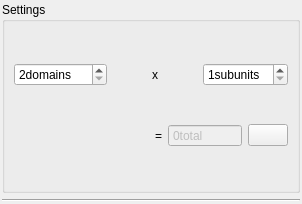
The window that config/domains/panel.ui (NATuG3/NATuG3) describes before a commit, drawn with Qt 5.
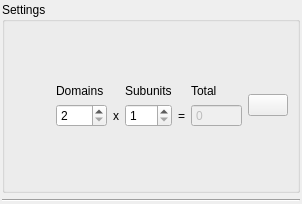
The same window after the commit.

Commit message: Reformatted domains config .ui

Patch:
```diff
--- a/config/domains/panel.ui
+++ b/config/domains/panel.ui
@@ -32,32 +32,48 @@
                         <string>Settings</string>
                     </property>
                     <layout class="QGridLayout" name="settings_area">
-                        <item row="2" column="6">
-                            <layout class="QHBoxLayout" name="horizontalLayout_2">
-                                <item>
-                                    <spacer name="horizontalSpacer">
-                                        <property name="orientation">
-                                            <enum>Qt::Horizontal</enum>
-                                        </property>
-                                        <property name="sizeHint" stdset="0">
-                                            <size>
-                                                <width>40</width>
-                                                <height>20</height>
-                                            </size>
-                                        </property>
-                                    </spacer>
-                                </item>
-                                <item>
-                                    <widget class="QLabel" name="equals">
+      <item row="1" column="6">
+       <layout class="QGridLayout" name="gridLayout">
+        <item row="1" column="1">
+         <widget class="QLabel" name="times">
                                         <property name="text">
-                                            <string>=</string>
+           <string>x</string>
                                         </property>
                                         <property name="alignment">
                                             <set>Qt::AlignCenter</set>
                                         </property>
                                     </widget>
                                 </item>
-                                <item>
+        <item row="1" column="2">
+         <widget class="QSpinBox" name="symmetry">
+          <property name="statusTip">
+           <string>Number of subunits (type of symmetry)</string>
+          </property>
+          <property name="suffix">
+           <string/>
+          </property>
+          <property name="minimum">
+           <number>1</number>
+          </property>
+         </widget>
+        </item>
+        <item row="1" column="0">
+         <widget class="QSpinBox" name="subunit_count">
+          <property name="statusTip">
+           <string>Number of domains per subunit</string>
+          </property>
+          <property name="suffix">
+           <string> </string>
+          </property>
+          <property name="minimum">
+           <number>2</number>
+          </property>
+          <property name="maximum">
+           <number>999</number>
+          </property>
+         </widget>
+        </item>
+        <item row="1" column="4">
                                     <widget class="QSpinBox" name="total_count">
                                         <property name="enabled">
                                             <bool>false</bool>
@@ -72,7 +88,7 @@
                                             <enum>QAbstractSpinBox::NoButtons</enum>
                                         </property>
                                         <property name="suffix">
-                                            <string>total</string>
+           <string/>
                                         </property>
                                         <property name="minimum">
                                             <number>0</number>
@@ -82,7 +98,40 @@
                                         </property>
                                     </widget>
                                 </item>
-                                <item>
+        <item row="1" column="3">
+         <widget class="QLabel" name="equals">
+          <property name="text">
+           <string>=</string>
+          </property>
+          <property name="alignment">
+           <set>Qt::AlignCenter</set>
+          </property>
+         </widget>
+        </item>
+        <item row="0" column="2">
+         <widget class="QLabel" name="label">
+          <property name="text">
+           <string>Subunits</string>
+          </property>
+         </widget>
+        </item>
+        <item row="0" column="0">
+         <widget class="QLabel" name="label_2">
+          <property name="text">
+           <string>Domains</string>
+          </property>
+         </widget>
+        </item>
+        <item row="0" column="4">
+         <widget class="QLabel" name="label_3">
+          <property name="text">
+           <string>Total</string>
+          </property>
+         </widget>
+        </item>
+       </layout>
+      </item>
+      <item row="1" column="7">
                                     <widget class="QPushButton" name="update_table">
                                         <property name="sizePolicy">
                                             <sizepolicy hsizetype="Fixed" vsizetype="Fixed">
@@ -95,50 +144,18 @@
                                         </property>
                                     </widget>
                                 </item>
-                            </layout>
-                        </item>
-                        <item row="1" column="6">
-                            <layout class="QHBoxLayout" name="horizontalLayout">
-                                <item>
-                                    <widget class="QSpinBox" name="subunit_count">
-                                        <property name="statusTip">
-                                            <string>Number of domains per subunit</string>
-                                        </property>
-                                        <property name="suffix">
-                                            <string>domains</string>
-                                        </property>
-                                        <property name="minimum">
-                                            <number>2</number>
-                                        </property>
-                                        <property name="maximum">
-                                            <number>999</number>
-                                        </property>
-                                    </widget>
-                                </item>
-                                <item>
-                                    <widget class="QLabel" name="times">
-                                        <property name="text">
-                                            <string>x</string>
-                                        </property>
-                                        <property name="alignment">
-                                            <set>Qt::AlignCenter</set>
-                                        </property>
-                                    </widget>
-                                </item>
-                                <item>
-                                    <widget class="QSpinBox" name="symmetry">
-                                        <property name="statusTip">
-                                            <string>Number of subunits</string>
-                                        </property>
-                                        <property name="suffix">
-                                            <string>subunits</string>
-                                        </property>
-                                        <property name="minimum">
-                                            <number>1</number>
-                                        </property>
-                                    </widget>
-                                </item>
-                            </layout>
+      <item row="1" column="0">
+       <spacer name="horizontalSpacer">
+        <property name="orientation">
+         <enum>Qt::Horizontal</enum>
+        </property>
+        <property name="sizeHint" stdset="0">
+         <size>
+          <width>40</width>
+          <height>20</height>
+         </size>
+        </property>
+       </spacer>
                         </item>
                     </layout>
                 </widget>
```
Lines whose indentation alone changed are shown as unchanged.
